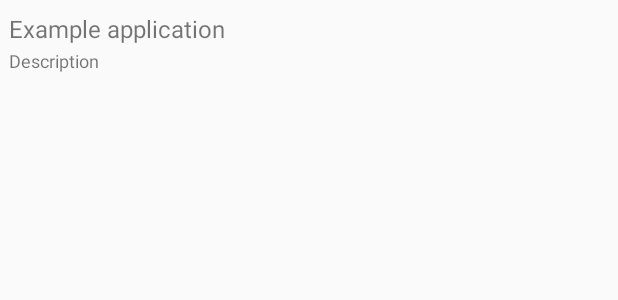
After one commit to Shamrock-Frost/nate, an Android app: the layout note.xml on its own in the app's theme, with its tools: preview values and no code run, on a phone screen of 412 x 824 dp. The commit adds this screen. Shown: the top 300 px of the screen. Run offline under Robolectric (Android 15) with nearby library versions, the phone set to English and light mode, and no system bars.

Commit message:
fuck brendan am i right

```diff
--- /dev/null
+++ b/android/nate/app/src/main/java/com/beanie/nate/nate/Note.kt
@@ -0,0 +1,6 @@
+package com.beanie.nate.nate
+
+/**
+ * Created by tommy on 2/18/18.
+ */
+public data class Note(val title : String, val body : String )
--- a/android/nate/app/src/main/res/layout/activity_main.xml
+++ b/android/nate/app/src/main/res/layout/activity_main.xml
@@ -21,6 +21,7 @@
         android:layout_width="wrap_content"
         android:layout_height="wrap_content"
         android:clickable="true"
+        app:backgroundTint="@color/colorPrimaryLight"
         app:fabSize="normal"
         app:srcCompat="@drawable/ic_add_black_24dp"
         app:useCompatPadding="true"
--- /dev/null
+++ b/android/nate/app/src/main/res/layout/note.xml
@@ -0,0 +1,28 @@
+<RelativeLayout xmlns:android="http://schemas.android.com/apk/res/android"
+    android:layout_width="fill_parent"
+    android:layout_height="?android:attr/listPreferredItemHeight"
+    android:padding="6dip" >
+
+    <TextView
+        android:id="@+id/secondLine"
+        android:layout_width="fill_parent"
+        android:layout_height="26dip"
+        android:layout_alignParentBottom="true"
+        android:layout_alignParentRight="true"
+        android:singleLine="true"
+        android:text="Description"
+        android:textSize="12sp" />
+
+    <TextView
+        android:id="@+id/firstLine"
+        android:layout_width="fill_parent"
+        android:layout_height="wrap_content"
+        android:layout_above="@id/secondLine"
+        android:layout_alignParentRight="true"
+        android:layout_alignParentTop="true"
+        android:layout_alignWithParentIfMissing="true"
+        android:gravity="center_vertical"
+        android:text="Example application"
+        android:textSize="16sp" />
+
+</RelativeLayout>
--- a/android/nate/app/src/main/res/values/colors.xml
+++ b/android/nate/app/src/main/res/values/colors.xml
@@ -2,5 +2,6 @@
 <resources>
     <color name="colorPrimary">#3F51B5</color>
     <color name="colorPrimaryDark">#303F9F</color>
+    <color name="colorPrimaryLight">#6f7bbc</color>
     <color name="colorAccent">#FF4081</color>
 </resources>
```
Also changed, not shown: android/nate/app/src/main/java/com/beanie/nate/nate/MainActivity.kt (+11 -6 lines).
